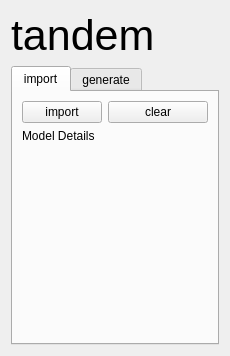
nsmela/brachify, file src/windows/ui/tandem_view.ui: the form before one commit.
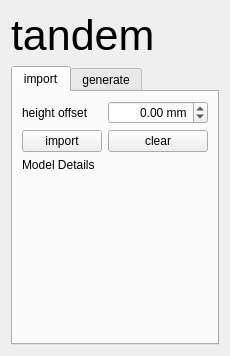
The form after the commit. The open tabs and pages were chosen to show the change.

Commit message: progress on tandem import

```diff
--- a/src/windows/ui/tandem_view.ui
+++ b/src/windows/ui/tandem_view.ui
@@ -37,26 +37,49 @@
       </attribute>
       <layout class="QFormLayout" name="formLayout_2">
        <item row="0" column="0">
+        <widget class="QLabel" name="label_6">
+         <property name="text">
+          <string>height offset</string>
+         </property>
+        </widget>
+       </item>
+       <item row="0" column="1">
+        <widget class="QDoubleSpinBox" name="sb_height_offset">
+         <property name="alignment">
+          <set>Qt::AlignRight|Qt::AlignTrailing|Qt::AlignVCenter</set>
+         </property>
+         <property name="suffix">
+          <string> mm</string>
+         </property>
+         <property name="minimum">
+          <double>-100.000000000000000</double>
+         </property>
+         <property name="maximum">
+          <double>100.000000000000000</double>
+         </property>
+        </widget>
+       </item>
+       <item row="1" column="0">
         <widget class="QPushButton" name="btn_import">
          <property name="text">
           <string>import</string>
          </property>
         </widget>
        </item>
-       <item row="1" column="0" colspan="2">
-        <widget class="QLabel" name="label_5">
-         <property name="text">
-          <string>Model Details</string>
-         </property>
-        </widget>
-       </item>
-       <item row="0" column="1">
+       <item row="1" column="1">
         <widget class="QPushButton" name="btn_clear_import">
          <property name="text">
           <string>clear</string>
          </property>
         </widget>
        </item>
+       <item row="2" column="0" colspan="2">
+        <widget class="QLabel" name="label_5">
+         <property name="text">
+          <string>Model Details</string>
+         </property>
+        </widget>
+       </item>
       </layout>
      </widget>
      <widget class="QWidget" name="tab_generate">
```
Left out of the diff: 8 changed lines with no effect on the pictures. The commit also changes 3 other files.
